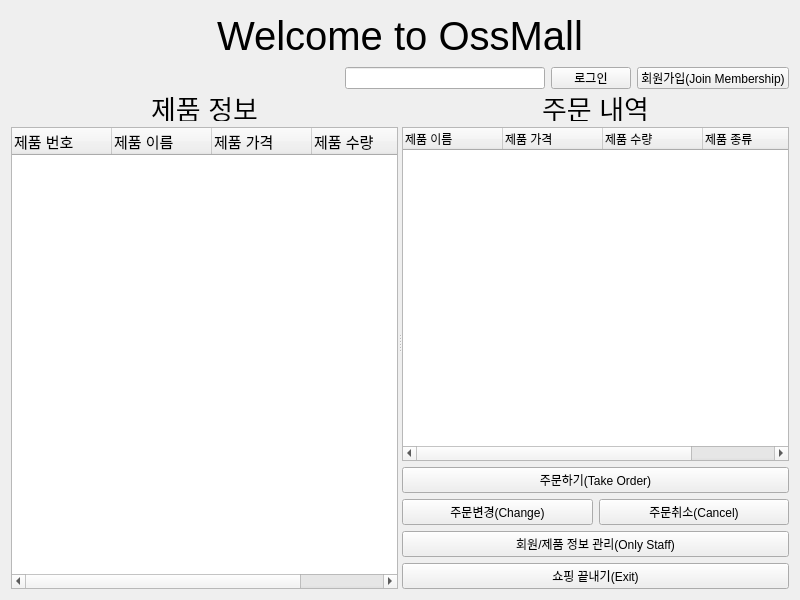
The window that shoppingmanager.ui (YJinPort/Qt_DB_Project) describes before a commit, drawn with Qt 5.
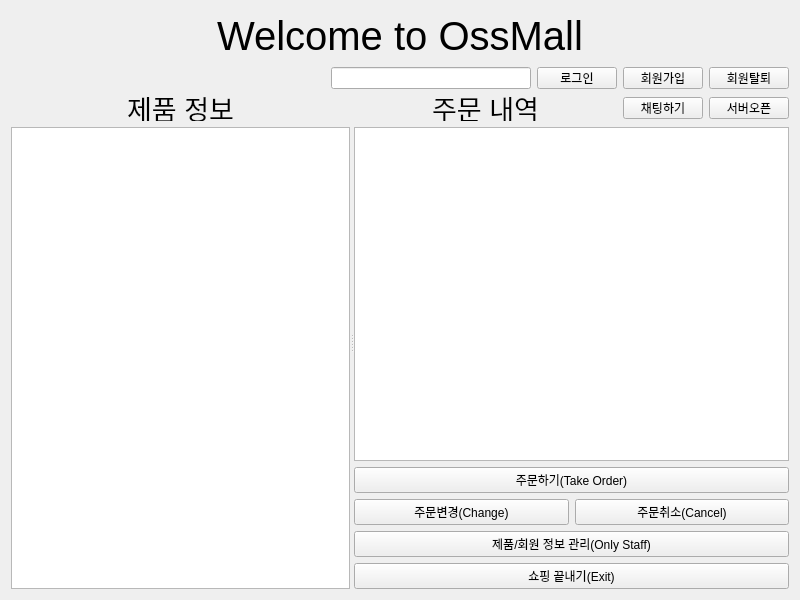
The same window after the commit.

```diff
--- a/shoppingmanager.ui
+++ b/shoppingmanager.ui
@@ -13,10 +13,10 @@
   <property name="windowTitle">
    <string>Form</string>
   </property>
-  <layout class="QVBoxLayout" name="verticalLayout_5">
-   <item>
     <layout class="QVBoxLayout" name="verticalLayout_4">
      <item>
+    <layout class="QVBoxLayout" name="verticalLayout_3">
+     <item>
       <layout class="QHBoxLayout" name="horizontalLayout_3">
        <item>
         <spacer name="horizontalSpacer_3">
@@ -114,7 +114,20 @@
           </size>
          </property>
          <property name="text">
-          <string>회원가입(Join Membership)</string>
+          <string>회원가입</string>
+         </property>
+        </widget>
+       </item>
+       <item>
+        <widget class="QPushButton" name="removeClientPushButton">
+         <property name="maximumSize">
+          <size>
+           <width>16777215</width>
+           <height>22</height>
+          </size>
+         </property>
+         <property name="text">
+          <string>회원탈퇴</string>
          </property>
         </widget>
        </item>
@@ -125,10 +138,28 @@
        <property name="orientation">
         <enum>Qt::Horizontal</enum>
        </property>
-       <widget class="QWidget" name="">
-        <layout class="QVBoxLayout" name="verticalLayout_3">
+       <widget class="QWidget" name="layoutWidget">
+        <layout class="QVBoxLayout" name="verticalLayout_2">
          <item>
-          <widget class="QLabel" name="label_3">
+          <layout class="QHBoxLayout" name="horizontalLayout_5">
+           <item>
+            <spacer name="horizontalSpacer_7">
+             <property name="orientation">
+              <enum>Qt::Horizontal</enum>
+             </property>
+             <property name="sizeType">
+              <enum>QSizePolicy::MinimumExpanding</enum>
+             </property>
+             <property name="sizeHint" stdset="0">
+              <size>
+               <width>40</width>
+               <height>20</height>
+              </size>
+             </property>
+            </spacer>
+           </item>
+           <item>
+            <widget class="QLabel" name="productInfoLabel">
            <property name="maximumSize">
             <size>
              <width>16777215</width>
@@ -149,7 +180,25 @@
           </widget>
          </item>
          <item>
-          <widget class="QTreeWidget" name="treeWidget">
+            <spacer name="horizontalSpacer_6">
+             <property name="orientation">
+              <enum>Qt::Horizontal</enum>
+             </property>
+             <property name="sizeType">
+              <enum>QSizePolicy::MinimumExpanding</enum>
+             </property>
+             <property name="sizeHint" stdset="0">
+              <size>
+               <width>40</width>
+               <height>20</height>
+              </size>
+             </property>
+            </spacer>
+           </item>
+          </layout>
+         </item>
+         <item>
+          <widget class="QTableView" name="productInfoTableView">
            <property name="font">
             <font>
              <pointsize>11</pointsize>
@@ -164,48 +213,32 @@
            <property name="textElideMode">
             <enum>Qt::ElideRight</enum>
            </property>
-           <property name="sortingEnabled">
-            <bool>false</bool>
-           </property>
-           <property name="allColumnsShowFocus">
-            <bool>false</bool>
-           </property>
-           <property name="columnCount">
-            <number>5</number>
-           </property>
-           <column>
-            <property name="text">
-             <string>제품 번호</string>
-            </property>
-           </column>
-           <column>
-            <property name="text">
-             <string>제품 이름</string>
-            </property>
-           </column>
-           <column>
-            <property name="text">
-             <string>제품 가격</string>
-            </property>
-           </column>
-           <column>
-            <property name="text">
-             <string>제품 수량</string>
-            </property>
-           </column>
-           <column>
-            <property name="text">
-             <string>제품 종류</string>
-            </property>
-           </column>
           </widget>
          </item>
         </layout>
        </widget>
-       <widget class="QWidget" name="">
-        <layout class="QVBoxLayout" name="verticalLayout_2">
+       <widget class="QWidget" name="layoutWidget">
+        <layout class="QVBoxLayout" name="verticalLayout">
          <item>
-          <widget class="QLabel" name="label_2">
+          <layout class="QHBoxLayout" name="horizontalLayout_2">
+           <item>
+            <spacer name="horizontalSpacer_4">
+             <property name="orientation">
+              <enum>Qt::Horizontal</enum>
+             </property>
+             <property name="sizeType">
+              <enum>QSizePolicy::MinimumExpanding</enum>
+             </property>
+             <property name="sizeHint" stdset="0">
+              <size>
+               <width>40</width>
+               <height>20</height>
+              </size>
+             </property>
+            </spacer>
+           </item>
+           <item>
+            <widget class="QLabel" name="orderListLabel">
            <property name="maximumSize">
             <size>
              <width>16777215</width>
@@ -226,7 +259,51 @@
           </widget>
          </item>
          <item>
-          <widget class="QTreeWidget" name="treeWidget_3">
+            <spacer name="horizontalSpacer_5">
+             <property name="orientation">
+              <enum>Qt::Horizontal</enum>
+             </property>
+             <property name="sizeType">
+              <enum>QSizePolicy::MinimumExpanding</enum>
+             </property>
+             <property name="sizeHint" stdset="0">
+              <size>
+               <width>10</width>
+               <height>20</height>
+              </size>
+             </property>
+            </spacer>
+           </item>
+           <item>
+            <widget class="QPushButton" name="chatClientPushButton">
+             <property name="maximumSize">
+              <size>
+               <width>80</width>
+               <height>22</height>
+              </size>
+             </property>
+             <property name="text">
+              <string>채팅하기</string>
+             </property>
+            </widget>
+           </item>
+           <item>
+            <widget class="QPushButton" name="chatServerPushButton">
+             <property name="maximumSize">
+              <size>
+               <width>80</width>
+               <height>22</height>
+              </size>
+             </property>
+             <property name="text">
+              <string>서버오픈</string>
+             </property>
+            </widget>
+           </item>
+          </layout>
+         </item>
+         <item>
+          <widget class="QTableView" name="orderListTableView">
            <property name="contextMenuPolicy">
             <enum>Qt::ActionsContextMenu</enum>
            </property>
@@ -236,35 +313,10 @@
            <property name="textElideMode">
             <enum>Qt::ElideRight</enum>
            </property>
-           <column>
-            <property name="text">
-             <string>제품 이름</string>
-            </property>
-           </column>
-           <column>
-            <property name="text">
-             <string>제품 가격</string>
-            </property>
-           </column>
-           <column>
-            <property name="text">
-             <string>제품 수량</string>
-            </property>
-           </column>
-           <column>
-            <property name="text">
-             <string>제품 종류</string>
-            </property>
-           </column>
-           <column>
-            <property name="text">
-             <string>배송 주소</string>
-            </property>
-           </column>
           </widget>
          </item>
          <item>
-          <widget class="QPushButton" name="pushButton_3">
+          <widget class="QPushButton" name="takeOrderPushButton">
            <property name="text">
             <string>주문하기(Take Order)</string>
            </property>
@@ -289,14 +341,14 @@
           </layout>
          </item>
          <item>
-          <widget class="QPushButton" name="pushButton_6">
+          <widget class="QPushButton" name="managementPushButton">
            <property name="text">
-            <string>회원/제품 정보 관리(Only Staff)</string>
+            <string>제품/회원 정보 관리(Only Staff)</string>
            </property>
           </widget>
          </item>
          <item>
-          <widget class="QPushButton" name="pushButton_7">
+          <widget class="QPushButton" name="exitShoppingPushButton">
            <property name="text">
             <string>쇼핑 끝내기(Exit)</string>
            </property>
```
Left out of the diff: 43 changed lines with no effect on the pictures. Lines whose indentation alone changed are shown as unchanged.
